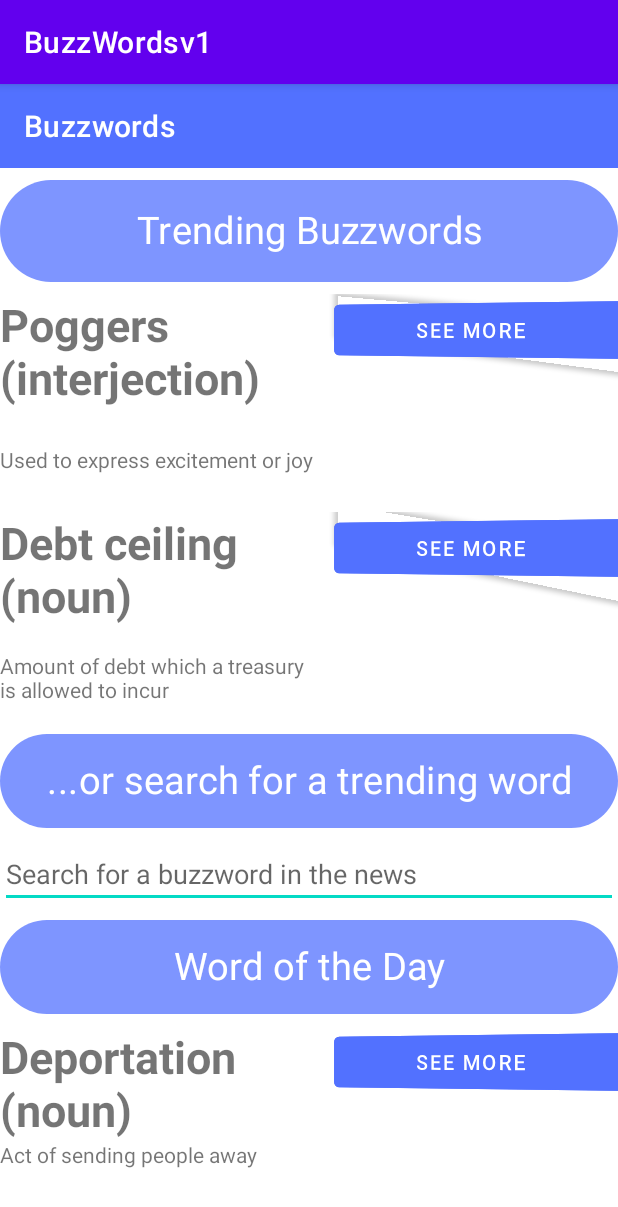
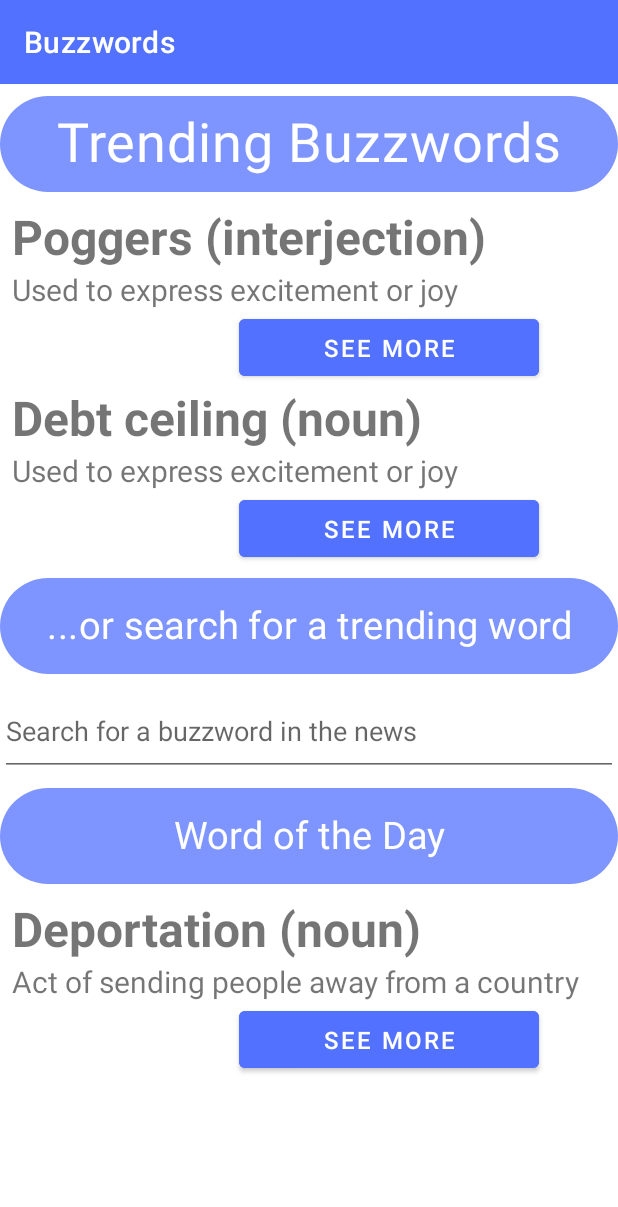
Before and after one commit to ThomasPark32/Buzzwordsv1_1, an Android app: the screen it shows after launch (MainActivity), on a phone screen of 412 x 824 dp. Shown: the top 1207 px of the screen. Run offline under Robolectric (Android 15) with nearby library versions, the phone set to English and light mode, and no system bars.

Commit message:
These are changes that I am sure of

```diff
--- a/app/src/main/java/com/example/buzzwordsv1_1/MainActivity.java
+++ b/app/src/main/java/com/example/buzzwordsv1_1/MainActivity.java
@@ -3,12 +3,14 @@ package com.example.buzzwordsv1_1;
 import androidx.appcompat.app.AppCompatActivity;
 
 import android.os.Bundle;
+import android.view.Window;
 
 public class MainActivity extends AppCompatActivity {
 
     @Override
     protected void onCreate(Bundle savedInstanceState) {
         super.onCreate(savedInstanceState);
+        supportRequestWindowFeature(Window.FEATURE_NO_TITLE);
         setContentView(R.layout.activity_main);
     }
 }
--- a/app/src/main/res/layout/activity_main.xml
+++ b/app/src/main/res/layout/activity_main.xml
@@ -2,21 +2,23 @@
 <androidx.constraintlayout.widget.ConstraintLayout xmlns:android="http://schemas.android.com/apk/res/android"
     xmlns:app="http://schemas.android.com/apk/res-auto"
     xmlns:tools="http://schemas.android.com/tools"
-    android:id="@+id/ConstraintLayout"
+    android:id="@+id/MainLayout"
     android:layout_width="match_parent"
     android:layout_height="wrap_content"
     tools:context=".MainActivity">
 
+    <ScrollView
+        android:id="@+id/Scrollable"
+        android:layout_width="match_parent"
+        android:layout_height="match_parent">
+
         <LinearLayout
+            android:id="@+id/TallBox"
             android:layout_width="match_parent"
-        android:layout_height="match_parent"
+            android:layout_height="wrap_content"
             android:alwaysDrawnWithCache="false"
             android:fadingEdge="none"
-        android:orientation="vertical"
-        app:layout_constraintBottom_toBottomOf="parent"
-        app:layout_constraintEnd_toEndOf="parent"
-        app:layout_constraintStart_toStartOf="parent"
-        app:layout_constraintTop_toTopOf="parent">
+            android:orientation="vertical">
 
 
             <androidx.appcompat.widget.Toolbar
@@ -32,101 +34,126 @@
             <com.google.android.material.chip.Chip
                 android:id="@+id/TrendingTitle"
                 android:layout_width="match_parent"
-            android:layout_height="84dp"
+                android:layout_height="80dp"
                 android:clickable="false"
                 android:fontFamily="sans-serif"
                 android:text="@string/trendingStr"
                 android:textAlignment="center"
                 android:textColor="#FFFFFF"
-            android:textSize="25sp"
+                android:textSize="36sp"
                 android:textStyle="bold"
                 app:chipBackgroundColor="#BE5271FF" />
 
+            <androidx.constraintlayout.widget.ConstraintLayout
+                android:id="@+id/TrendingWord1Box"
+                android:layout_width="match_parent"
+                android:layout_height="match_parent">
+
                 <LinearLayout
-            android:id="@+id/TrendingWord1"
+                    android:id="@+id/TrendingLayout1"
                     android:layout_width="match_parent"
                     android:layout_height="wrap_content"
-            android:orientation="horizontal">
-
-            <LinearLayout
-                android:layout_width="123dp"
-                android:layout_height="145dp"
-                android:layout_weight="1"
-                android:orientation="vertical">
+                    android:layout_marginStart="8dp"
+                    android:layout_marginEnd="8dp"
+                    android:orientation="vertical"
+                    app:layout_constraintBottom_toTopOf="@+id/SeeMoreTrending1"
+                    app:layout_constraintEnd_toEndOf="parent"
+                    app:layout_constraintStart_toStartOf="parent"
+                    app:layout_constraintTop_toTopOf="parent">
 
                     <TextView
                         android:id="@+id/TrendingWord1Txt"
                         android:layout_width="match_parent"
                         android:layout_height="wrap_content"
-                    android:layout_weight="1"
                         android:text="Poggers (interjection)"
-                    android:textSize="30sp"
+                        android:textAlignment="viewStart"
+                        android:textSize="32sp"
                         android:textStyle="bold" />
 
                     <TextView
                         android:id="@+id/TrendingWord1Def"
                         android:layout_width="match_parent"
                         android:layout_height="wrap_content"
-                    android:layout_weight="1"
-                    android:text="Used to express excitement or joy" />
+                        android:text="Used to express excitement or joy "
+                        android:textAlignment="textStart"
+                        android:textSize="20sp" />
                 </LinearLayout>
 
                 <Button
                     android:id="@+id/SeeMoreTrending1"
-                android:layout_width="wrap_content"
-                android:layout_height="wrap_content"
-                android:layout_weight="1"
+                    android:layout_width="200dp"
+                    android:layout_height="50dp"
                     android:backgroundTint="@color/buzzblue"
-                android:rotationY="-15"
-                android:text="@string/MoreText" />
+                    android:text="@string/MoreText"
+                    android:textSize="16sp"
+                    app:layout_constraintBottom_toBottomOf="parent"
+                    app:layout_constraintEnd_toEndOf="parent"
+                    app:layout_constraintHorizontal_bias="0.75"
+                    app:layout_constraintStart_toStartOf="parent"
+                    app:layout_constraintTop_toBottomOf="@+id/TrendingLayout1" />
 
-        </LinearLayout>
+            </androidx.constraintlayout.widget.ConstraintLayout>
+
+            <androidx.constraintlayout.widget.ConstraintLayout
+                android:id="@+id/TrendingWord2Box"
+                android:layout_width="match_parent"
+                android:layout_height="match_parent">
 
                 <LinearLayout
-            android:id="@+id/TrendingWord2"
+                    android:id="@+id/TrendingLayout2"
                     android:layout_width="match_parent"
                     android:layout_height="wrap_content"
-            android:layout_weight="1"
-            android:orientation="horizontal">
-
-            <LinearLayout
-                android:layout_width="123dp"
-                android:layout_height="145dp"
-                android:layout_weight="1"
-                android:orientation="vertical">
+                    android:layout_marginStart="8dp"
+                    android:layout_marginEnd="8dp"
+                    android:orientation="vertical"
+                    app:layout_constraintEnd_toEndOf="parent"
+                    app:layout_constraintStart_toStartOf="parent"
+                    app:layout_constraintTop_toTopOf="parent">
 
                     <TextView
                         android:id="@+id/TrendingWord2Txt"
                         android:layout_width="match_parent"
                         android:layout_height="wrap_content"
-                    android:layout_weight="1"
                         android:text="Debt ceiling (noun)"
-                    android:textSize="30sp"
+                        android:textAlignment="viewStart"
+                        android:textIsSelectable="true"
+                        android:textSize="32sp"
                         android:textStyle="bold" />
 
                     <TextView
                         android:id="@+id/TrendingWord2Def"
                         android:layout_width="match_parent"
                         android:layout_height="wrap_content"
-                    android:layout_weight="1"
-                    android:text="Amount of debt which a treasury is allowed to incur" />
+                        android:text="Used to express excitement or joy "
+                        android:textAlignment="textStart"
+                        android:textSize="20sp" />
                 </LinearLayout>
 
                 <Button
                     android:id="@+id/SeeMoreTrending2"
-                android:layout_width="wrap_content"
-                android:layout_height="wrap_content"
-                android:layout_weight="1"
+                    android:layout_width="200dp"
+                    android:layout_height="50dp"
                     android:backgroundTint="@color/buzzblue"
-                android:rotationY="-15"
-                android:text="@string/MoreText" />
+                    android:text="@string/MoreText"
+                    android:textSize="16sp"
+                    app:layout_constraintBottom_toBottomOf="parent"
+                    app:layout_constraintEnd_toEndOf="parent"
+                    app:layout_constraintHorizontal_bias="0.75"
+                    app:layout_constraintStart_toStartOf="parent"
+                    app:layout_constraintTop_toBottomOf="@+id/TrendingLayout2" />
 
-        </LinearLayout>
+            </androidx.constraintlayout.widget.ConstraintLayout>
+
+            <LinearLayout
+                android:id="@+id/searchBox"
+                android:layout_width="match_parent"
+                android:layout_height="match_parent"
+                android:orientation="vertical">
 
                 <com.google.android.material.chip.Chip
                     android:id="@+id/searchTitle"
                     android:layout_width="match_parent"
-            android:layout_height="84dp"
+                    android:layout_height="80dp"
                     android:layout_weight="1"
                     android:clickable="false"
                     android:fontFamily="sans-serif"
@@ -140,16 +167,16 @@
                 <EditText
                     android:id="@+id/searchTextBox"
                     android:layout_width="match_parent"
-            android:layout_height="wrap_content"
+                    android:layout_height="60dp"
                     android:ems="10"
                     android:hint="@string/searchTxt"
                     android:inputType="textPersonName" />
+            </LinearLayout>
 
             <com.google.android.material.chip.Chip
                 android:id="@+id/wotdTitle"
                 android:layout_width="match_parent"
-            android:layout_height="84dp"
-            android:layout_weight="1"
+                android:layout_height="80dp"
                 android:clickable="false"
                 android:fontFamily="sans-serif"
                 android:text="@string/wotdTxt"
@@ -159,44 +186,57 @@
                 android:textStyle="bold"
                 app:chipBackgroundColor="#BE5271FF" />
 
-        <LinearLayout
-            android:id="@+id/wotd"
+            <androidx.constraintlayout.widget.ConstraintLayout
+                android:id="@+id/wotdBox"
                 android:layout_width="match_parent"
-            android:layout_height="match_parent"
-            android:layout_weight="1"
-            android:orientation="horizontal">
+                android:layout_height="match_parent">
 
                 <LinearLayout
-                android:layout_width="123dp"
-                android:layout_height="145dp"
-                android:layout_weight="1"
-                android:orientation="vertical">
+                    android:id="@+id/wotdLayout"
+                    android:layout_width="match_parent"
+                    android:layout_height="wrap_content"
+                    android:layout_marginStart="8dp"
+                    android:layout_marginEnd="8dp"
+                    android:orientation="vertical"
+                    app:layout_constraintEnd_toEndOf="parent"
+                    app:layout_constraintStart_toStartOf="parent"
+                    app:layout_constraintTop_toTopOf="parent">
 
                     <TextView
                         android:id="@+id/wotdTxt"
                         android:layout_width="match_parent"
                         android:layout_height="wrap_content"
                         android:text="Deportation (noun)"
-                    android:textSize="30sp"
+                        android:textAlignment="viewStart"
+                        android:textIsSelectable="true"
+                        android:textSize="32sp"
                         android:textStyle="bold" />
 
                     <TextView
                         android:id="@+id/wotdDef"
                         android:layout_width="match_parent"
                         android:layout_height="wrap_content"
-                    android:text="Act of sending people away" />
+                        android:text="Act of sending people away from a country"
+                        android:textAlignment="textStart"
+                        android:textSize="20sp" />
                 </LinearLayout>
 
                 <Button
-                android:id="@+id/wotdSeeMore"
-                android:layout_width="wrap_content"
-                android:layout_height="wrap_content"
-                android:layout_weight="1"
+                    android:id="@+id/SeeMoreWotd"
+                    android:layout_width="200dp"
+                    android:layout_height="50dp"
                     android:backgroundTint="@color/buzzblue"
-                android:rotationY="-15"
-                android:text="@string/MoreText" />
+                    android:text="@string/MoreText"
+                    android:textSize="16sp"
+                    app:layout_constraintBottom_toBottomOf="parent"
+                    app:layout_constraintEnd_toEndOf="parent"
+                    app:layout_constraintHorizontal_bias="0.75"
+                    app:layout_constraintStart_toStartOf="parent"
+                    app:layout_constraintTop_toBottomOf="@+id/wotdLayout" />
+
+            </androidx.constraintlayout.widget.ConstraintLayout>
 
         </LinearLayout>
+    </ScrollView>
 
-    </LinearLayout>
 </androidx.constraintlayout.widget.ConstraintLayout>
```
Lines whose indentation alone changed are shown as unchanged.
